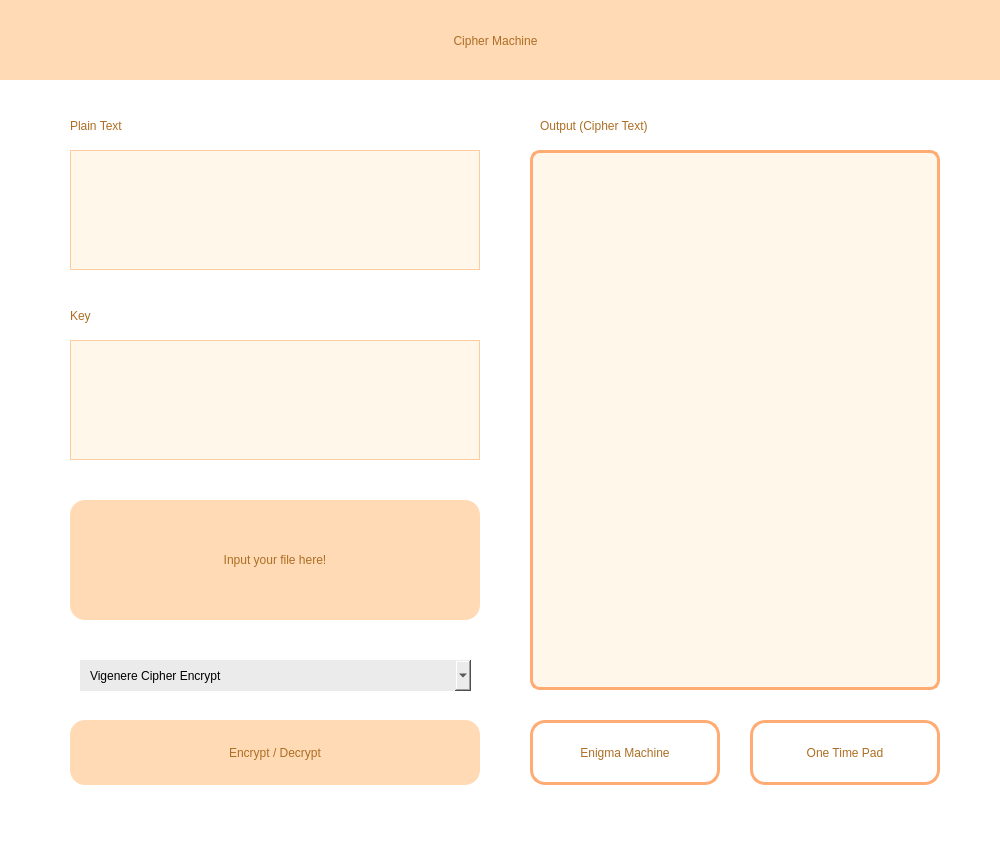
First picture: the form in ui/cryptogui.ui, repository fruttz/tucil1-kriptokoding-18219086-18219008, before the edit.
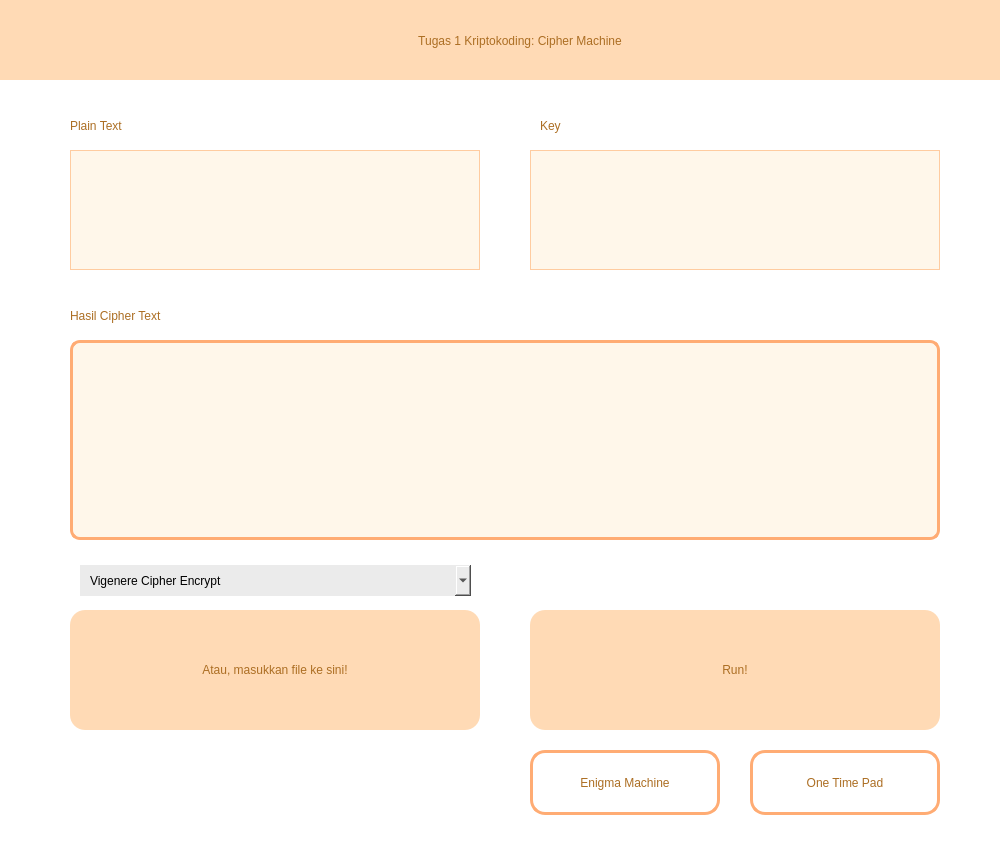
Second picture: the form after the edit.

What changed in the file:
```diff
--- a/ui/cryptogui.ui
+++ b/ui/cryptogui.ui
@@ -20,10 +20,10 @@
    <widget class="QPlainTextEdit" name="outputTB">
     <property name="geometry">
      <rect>
-      <x>530</x>
-      <y>150</y>
-      <width>410</width>
-      <height>540</height>
+						<x>70</x>
+						<y>340</y>
+						<width>870</width>
+						<height>200</height>
      </rect>
     </property>
     <property name="styleSheet">
@@ -55,7 +55,7 @@
 font: 550 14pt &quot;MS Shell Dlg 2&quot;;</string>
     </property>
     <property name="text">
-     <string>Output (Cipher Text)</string>
+					<string>Key</string>
     </property>
    </widget>
    <widget class="QWidget" name="widget" native="true">
@@ -76,9 +76,9 @@
     <widget class="QLabel" name="label">
      <property name="geometry">
       <rect>
-       <x>280</x>
+							<x>220</x>
        <y>20</y>
-       <width>431</width>
+							<width>600</width>
        <height>41</height>
       </rect>
      </property>
@@ -87,7 +87,7 @@
 font: 500 18pt &quot;MS Shell Dlg 2&quot;;</string>
      </property>
      <property name="text">
-      <string>Cipher Machine</string>
+						<string>Tugas 1 Kriptokoding: Cipher Machine</string>
      </property>
      <property name="alignment">
       <set>Qt::AlignCenter</set>
@@ -124,8 +124,9 @@
    <widget class="QPushButton" name="inputBut">
     <property name="geometry">
      <rect>
+                         <!-- Input your file here button -->
       <x>70</x>
-      <y>500</y>
+						<y>610</y>
       <width>410</width>
       <height>120</height>
      </rect>
@@ -154,14 +155,14 @@
 </string>
     </property>
     <property name="text">
-     <string>Input your file here!</string>
+					<string>Atau, masukkan file ke sini!</string>
     </property>
    </widget>
    <widget class="QComboBox" name="cipheroption">
     <property name="geometry">
      <rect>
       <x>80</x>
-      <y>660</y>
+						<y>565</y>
       <width>391</width>
       <height>31</height>
      </rect>
@@ -226,10 +227,11 @@
    <widget class="QPushButton" name="cryptBut">
     <property name="geometry">
      <rect>
-      <x>70</x>
-      <y>720</y>
+                         <!-- Run Button -->
+						<x>530</x>
+						<y>610</y>
       <width>410</width>
-      <height>65</height>
+						<height>120</height>
      </rect>
     </property>
     <property name="styleSheet">
@@ -253,7 +255,7 @@
 </string>
     </property>
     <property name="text">
-     <string>Encrypt / Decrypt</string>
+					<string>Run!</string>
     </property>
    </widget>
    <widget class="QLabel" name="label_4">
@@ -261,7 +263,7 @@
      <rect>
       <x>70</x>
       <y>300</y>
-      <width>121</width>
+						<width>300</width>
       <height>31</height>
      </rect>
     </property>
@@ -270,14 +272,14 @@
 font: 550 14pt &quot;MS Shell Dlg 2&quot;;</string>
     </property>
     <property name="text">
-     <string>Key</string>
+					<string>Hasil Cipher Text</string>
     </property>
    </widget>
    <widget class="QPlainTextEdit" name="keyInput">
     <property name="geometry">
      <rect>
-      <x>70</x>
-      <y>340</y>
+						<x>530</x>
+						<y>150</y>
       <width>410</width>
       <height>120</height>
      </rect>
@@ -304,7 +306,7 @@
     <property name="geometry">
      <rect>
       <x>530</x>
-      <y>720</y>
+						<y>750</y>
       <width>190</width>
       <height>65</height>
      </rect>
@@ -338,7 +340,7 @@
     <property name="geometry">
      <rect>
       <x>750</x>
-      <y>720</y>
+						<y>750</y>
       <width>190</width>
       <height>65</height>
      </rect>
```
Left out of the diff: 9 changed lines with no effect on the pictures. Lines whose indentation alone changed are shown as unchanged.
